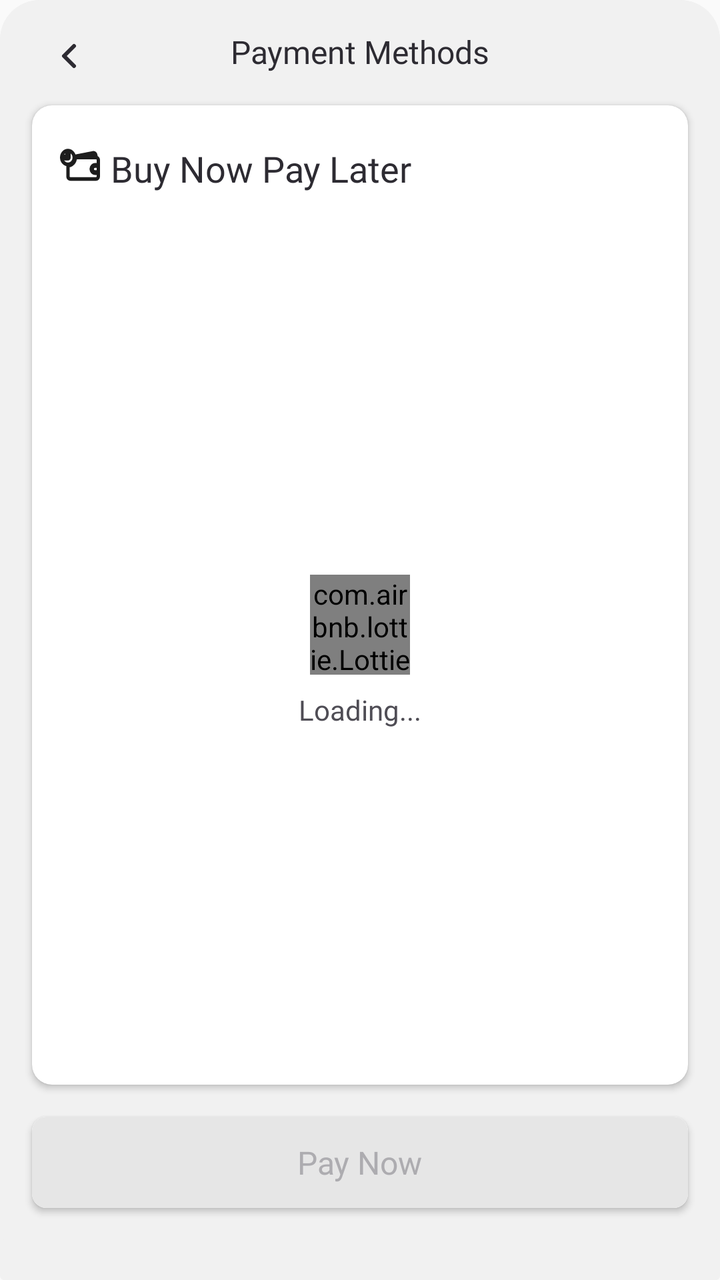
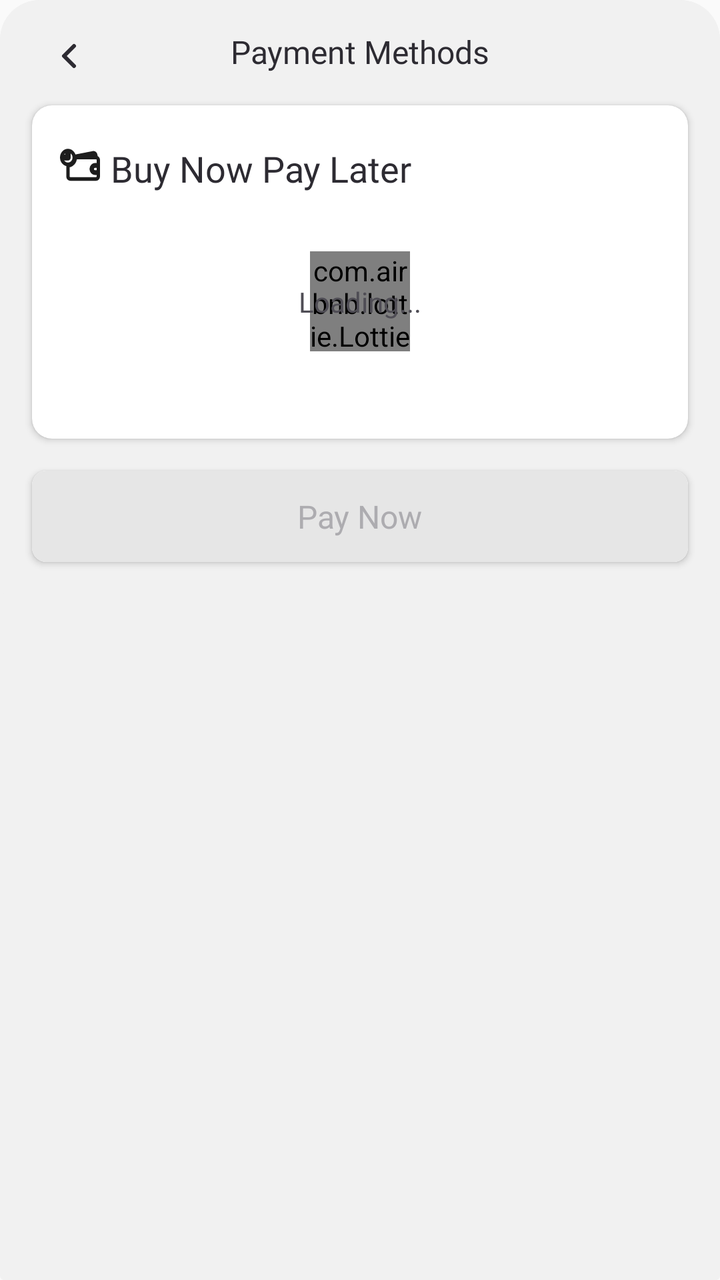

The first picture is an Android layout as it rendered before a commit; the second is the same layout after the commit. The layout source and the unified diff follow.
<!-- AndroidManifest.xml: application theme AppTheme -->
<!-- res/layout/fragment_bnpl_bottom_sheet.xml -->
<?xml version="1.0" encoding="utf-8"?>
<androidx.coordinatorlayout.widget.CoordinatorLayout xmlns:android="http://schemas.android.com/apk/res/android"
    xmlns:app="http://schemas.android.com/apk/res-auto"
    xmlns:tools="http://schemas.android.com/tools"
    android:layout_width="match_parent"
    android:layout_height="wrap_content"
    android:background="@drawable/bottom_sheet_bg">

    <FrameLayout
        android:id="@+id/bnplFrameLayout"
        android:layout_width="match_parent"
        android:layout_height="wrap_content">

        <androidx.constraintlayout.widget.ConstraintLayout
            android:id="@+id/constraintLayout123"
            android:layout_width="match_parent"
            android:layout_height="wrap_content"
            android:background="@drawable/bottom_sheet_bg"
            app:layout_anchorGravity="center">

            <TextView
                android:id="@+id/textView"
                android:layout_width="wrap_content"
                android:layout_height="wrap_content"
                android:layout_marginTop="15dp"
                android:fontFamily="@font/poppins_bold"
                android:text="Payment Methods"
                android:textColor="#2D2B32"
                android:textSize="16sp"
                app:layout_constraintEnd_toEndOf="parent"
                app:layout_constraintStart_toStartOf="parent"
                app:layout_constraintTop_toTopOf="parent" />

            <LinearLayout
                android:id="@+id/backButton"
                android:layout_width="36dp"
                android:layout_height="36dp"
                android:layout_marginStart="16dp"
                android:layout_marginTop="10dp"
                android:gravity="center"
                android:orientation="vertical"
                app:layout_constraintStart_toStartOf="parent"
                app:layout_constraintTop_toTopOf="parent">

                <ImageView
                    android:layout_width="match_parent"
                    android:layout_height="wrap_content"
                    android:src="@drawable/chevron_left" />
            </LinearLayout>

            <androidx.cardview.widget.CardView
                android:id="@+id/cardView"
                android:layout_width="match_parent"
                android:layout_height="wrap_content"
                android:layout_marginStart="16dp"
                android:layout_marginTop="16dp"
                android:layout_marginEnd="16dp"
                app:cardBackgroundColor="@android:color/white"
                app:cardCornerRadius="10dp"
                app:layout_constraintEnd_toEndOf="parent"
                app:layout_constraintStart_toStartOf="parent"
                app:layout_constraintTop_toBottomOf="@+id/textView">

                <androidx.constraintlayout.widget.ConstraintLayout
                    android:layout_width="match_parent"
                    android:layout_height="wrap_content"
                    android:paddingStart="14dp"
                    android:paddingTop="19dp"
                    android:paddingEnd="14dp"
                    android:paddingBottom="30dp">

                <ImageView
                    android:id="@+id/imageView"
                    android:layout_width="wrap_content"
                    android:layout_height="wrap_content"
                    android:src="@drawable/ic_bnpl"
                    app:layout_constraintStart_toStartOf="parent"
                    app:layout_constraintTop_toTopOf="parent" />

                <TextView
                    android:id="@+id/checkingTextView"
                    android:layout_width="wrap_content"
                    android:layout_height="wrap_content"
                    android:layout_marginStart="5dp"
                    android:layout_marginTop="4dp"
                    android:fontFamily="@font/poppins_bold"
                    android:gravity="center"
                    android:text="Buy Now Pay Later"
                    android:textColor="#2D2B32"
                    android:textSize="18sp"
                    app:layout_constraintBottom_toBottomOf="@+id/imageView"
                    app:layout_constraintStart_toEndOf="@+id/imageView"
                    app:layout_constraintTop_toTopOf="@+id/imageView" />

                    <androidx.core.widget.NestedScrollView
                        android:id="@+id/nestedScrollView"
                        android:layout_width="match_parent"
                        android:layout_height="400dp"
                        android:layout_marginTop="16dp"
                        app:layout_constraintEnd_toEndOf="parent"
                        app:layout_constraintStart_toStartOf="@+id/imageView"
                        app:layout_constraintTop_toBottomOf="@+id/checkingTextView">

                        <androidx.constraintlayout.widget.ConstraintLayout
                            android:layout_width="match_parent"
                            android:layout_height="match_parent">

                            <RelativeLayout
                                android:id="@+id/loading_relative_layout"
                                android:layout_width="match_parent"
                                android:layout_height="400dp"
                                app:layout_constraintBottom_toBottomOf="parent"
                                app:layout_constraintEnd_toEndOf="parent"
                                app:layout_constraintHorizontal_bias="0.0"
                                app:layout_constraintStart_toStartOf="parent">

                                <com.airbnb.lottie.LottieAnimationView
                                    android:id="@+id/boxPayLogoLottieAnimation"
                                    android:layout_width="50dp"
                                    android:layout_height="50dp"
                                    android:layout_centerInParent="true"
                                    app:lottie_autoPlay="true"
                                    app:lottie_fileName="boxpayLogo.json"
                                    app:lottie_loop="true" />
                                <TextView
                                    android:layout_width="wrap_content"
                                    android:layout_height="wrap_content"
                                    android:layout_below="@+id/boxPayLogoLottieAnimation"
                                    android:layout_centerInParent="true"
                                    android:layout_marginTop="8dp"
                                    android:fontFamily="@font/poppins"
                                    android:text="Loading..."
                                    android:textColor="#4F4D55" />
                            </RelativeLayout>

                            <androidx.recyclerview.widget.RecyclerView
                                android:id="@+id/walletsRecyclerView"
                                android:layout_width="match_parent"
                                android:layout_height="wrap_content"
                                android:layout_marginTop="8dp"
                                android:visibility="gone"
                                app:layout_constraintEnd_toEndOf="parent"
                                app:layout_constraintStart_toStartOf="@+id/loading_relative_layout"
                                app:layout_constraintTop_toBottomOf="parent"
                                app:layout_constraintBottom_toBottomOf="parent"
                                app:layout_goneMarginBottom="8dp"
                                tools:itemCount="10"
                                tools:listitem="@layout/wallet_item" />

                            <RelativeLayout
                                android:id="@+id/relativeLayout"
                                android:layout_width="match_parent"
                                android:layout_height="match_parent" />

                        </androidx.constraintlayout.widget.ConstraintLayout>

                    </androidx.core.widget.NestedScrollView>


                </androidx.constraintlayout.widget.ConstraintLayout>
            </androidx.cardview.widget.CardView>

            <androidx.cardview.widget.CardView
                android:id="@+id/proceedButton"
                android:layout_width="match_parent"
                android:layout_height="wrap_content"
                android:layout_marginStart="16dp"
                android:layout_marginTop="16dp"
                android:layout_marginEnd="16dp"
                android:layout_marginBottom="16dp"
                android:clickable="true"
                app:cardCornerRadius="7dp"
                app:layout_constraintBottom_toBottomOf="parent"
                app:layout_constraintEnd_toEndOf="parent"
                app:layout_constraintStart_toStartOf="parent"
                app:layout_constraintTop_toBottomOf="@+id/cardView">

                <RelativeLayout
                    android:id="@+id/proceedButtonRelativeLayout"
                    android:layout_width="match_parent"
                    android:layout_height="wrap_content"
                    android:background="@drawable/disable_button_bg"
                    android:padding="12dp">

                    <ProgressBar
                        android:id="@+id/progressBar"
                        android:layout_width="15dp"
                        android:layout_height="15dp"
                        android:layout_centerInParent="true"
                        android:indeterminateDrawable="@drawable/loader_01"
                        android:rotation="90"
                        android:visibility="gone"/>

                    <TextView
                        android:id="@+id/textView6"
                        android:layout_width="wrap_content"
                        android:layout_height="wrap_content"
                        android:layout_centerInParent="true"
                        android:fontFamily="@font/poppins_semibold"
                        android:text="Pay Now"
                        android:textColor="#ADACB0"
                        android:textSize="16sp" />

                </RelativeLayout>
            </androidx.cardview.widget.CardView>


        </androidx.constraintlayout.widget.ConstraintLayout>


    </FrameLayout>

</androidx.coordinatorlayout.widget.CoordinatorLayout>
<!-- res/layout/wallet_item.xml (included above) -->
<?xml version="1.0" encoding="utf-8"?>
<androidx.cardview.widget.CardView xmlns:android="http://schemas.android.com/apk/res/android"
    xmlns:app="http://schemas.android.com/apk/res-auto"
    android:layout_width="match_parent"
    android:layout_height="wrap_content"
    app:cardCornerRadius="0dp">

    <androidx.constraintlayout.widget.ConstraintLayout
        android:layout_width="match_parent"
        android:layout_height="wrap_content"
        android:background="@drawable/not_rounded_white_bg">

        <ImageView
            android:id="@+id/walletLogo"
            android:layout_width="32dp"
            android:layout_height="32dp"
            android:layout_marginStart="2dp"
            android:layout_marginTop="14dp"
            android:layout_marginBottom="14dp"
            app:layout_constraintBottom_toBottomOf="parent"
            app:layout_constraintStart_toStartOf="parent"
            app:layout_constraintTop_toTopOf="parent"
            app:srcCompat="@drawable/wallet_sample_logo" />

        <ImageView
            android:id="@+id/radioButton"
            android:layout_width="16dp"
            android:layout_height="16dp"
            android:layout_marginEnd="16dp"
            android:background="@drawable/custom_radio_checked"
            app:layout_constraintBottom_toTopOf="@+id/lineView"
            app:layout_constraintEnd_toEndOf="parent"
            app:layout_constraintTop_toTopOf="parent"/>

        <TextView
            android:id="@+id/walletNameTextView"
            android:layout_width="wrap_content"
            android:layout_height="wrap_content"
            android:layout_marginStart="12dp"
            android:fontFamily="@font/poppins"
            android:gravity="center"
            android:textSize="14sp"
            android:text="Wallet Name"
            android:textColor="#7F7D83"
            app:layout_constraintBottom_toBottomOf="@+id/walletLogo"
            app:layout_constraintStart_toEndOf="@+id/walletLogo"
            app:layout_constraintTop_toTopOf="@+id/walletLogo" />

        <View
            android:layout_width="match_parent"
            android:layout_height="1dp"
            android:id="@+id/lineView"
            android:background="#DBDBDB"
            app:layout_constraintBottom_toBottomOf="parent"
            app:layout_constraintEnd_toEndOf="parent"
            app:layout_constraintStart_toStartOf="parent" />

    </androidx.constraintlayout.widget.ConstraintLayout>
</androidx.cardview.widget.CardView>
<!-- resources referenced by this layout -->
<resources>
  <!-- drawable bottom_sheet_bg (drawable) -->
  <?xml version="1.0" encoding="utf-8"?>
  <shape xmlns:android="http://schemas.android.com/apk/res/android">
      <solid android:color="#F1F1F1"/>
      <corners android:topLeftRadius="20dp"
          android:topRightRadius="20dp"
          android:bottomLeftRadius="2dp"
          android:bottomRightRadius="2dp"/>
  </shape>
  <!-- drawable chevron_left (drawable) -->
  <vector xmlns:android="http://schemas.android.com/apk/res/android"
      android:width="24dp"
      android:height="24dp"
      android:viewportWidth="24"
      android:viewportHeight="24">
    <path
        android:pathData="M15,17L10,12L15,7"
        android:strokeLineJoin="round"
        android:strokeWidth="2"
        android:fillColor="#00000000"
        android:strokeColor="#2D2B32"
        android:strokeLineCap="round"/>
  </vector>
  <!-- drawable custom_radio_checked (drawable) -->
  <layer-list xmlns:android="http://schemas.android.com/apk/res/android">
      <item>
          <shape android:shape="oval">
              <solid android:color="#0D8EFF" />
              <size android:width="15dp" android:height="15dp" />
          </shape>
      </item>
      <item android:gravity="center">
          <shape android:shape="oval">
              <solid android:color="@android:color/white" />
              <size android:width="7dp" android:height="7dp" />
          </shape>
      </item>
  </layer-list>
  <!-- drawable disable_button_bg (drawable) -->
  <?xml version="1.0" encoding="utf-8"?>
  <shape xmlns:android="http://schemas.android.com/apk/res/android">
      <solid android:color="#E6E6E6"/>
      <corners android:radius="7dp"/>
  </shape>
  <!-- drawable loader_01 (drawable) -->
  <vector xmlns:android="http://schemas.android.com/apk/res/android"
      android:width="20dp"
      android:height="20dp"
      android:viewportWidth="20"
      android:viewportHeight="20">
    <path
        android:pathData="M10,5.929V2.5M10,17.5V14.071M14.071,10H17.5M2.5,10H5.929M12.879,7.121L15.304,4.697M4.696,15.303L7.121,12.879M12.879,12.879L15.304,15.303M4.696,4.697L7.121,7.121"
        android:strokeLineJoin="round"
        android:strokeWidth="2"
        android:fillColor="#00000000"
        android:strokeColor="#ffffff"
        android:strokeLineCap="round"/>
  </vector>
  <!-- drawable not_rounded_white_bg (drawable) -->
  <?xml version="1.0" encoding="utf-8"?>
  <shape xmlns:android="http://schemas.android.com/apk/res/android">
      <solid android:color="@android:color/white"/>
      <corners android:radius="0dp"/>
  </shape>
  <style name="AppTheme" parent="Theme.AppCompat.Light.NoActionBar" />
  <!-- unchanged entries left out for length: 2 -->
</resources>

<!-- the commit's change to res/layout/fragment_bnpl_bottom_sheet.xml (unified diff, before → after) -->
@@ -95,7 +95,7 @@
                     <androidx.core.widget.NestedScrollView
                         android:id="@+id/nestedScrollView"
                         android:layout_width="match_parent"
-                        android:layout_height="400dp"
+                        android:layout_height="wrap_content"
                         android:layout_marginTop="16dp"
                         app:layout_constraintEnd_toEndOf="parent"
                         app:layout_constraintStart_toStartOf="@+id/imageView"
@@ -108,7 +108,7 @@
                             <RelativeLayout
                                 android:id="@+id/loading_relative_layout"
                                 android:layout_width="match_parent"
-                                android:layout_height="400dp"
+                                android:layout_height="match_parent"
                                 app:layout_constraintBottom_toBottomOf="parent"
                                 app:layout_constraintEnd_toEndOf="parent"
                                 app:layout_constraintHorizontal_bias="0.0"
@@ -136,7 +136,7 @@
                             <androidx.recyclerview.widget.RecyclerView
                                 android:id="@+id/walletsRecyclerView"
                                 android:layout_width="match_parent"
-                                android:layout_height="wrap_content"
+                                android:layout_height="500dp"
                                 android:layout_marginTop="8dp"
                                 android:visibility="gone"
                                 app:layout_constraintEnd_toEndOf="parent"
@@ -146,11 +146,6 @@
                                 app:layout_goneMarginBottom="8dp"
                                 tools:itemCount="10"
                                 tools:listitem="@layout/wallet_item" />
-
-                            <RelativeLayout
-                                android:id="@+id/relativeLayout"
-                                android:layout_width="match_parent"
-                                android:layout_height="match_parent" />
 
                         </androidx.constraintlayout.widget.ConstraintLayout>
 
